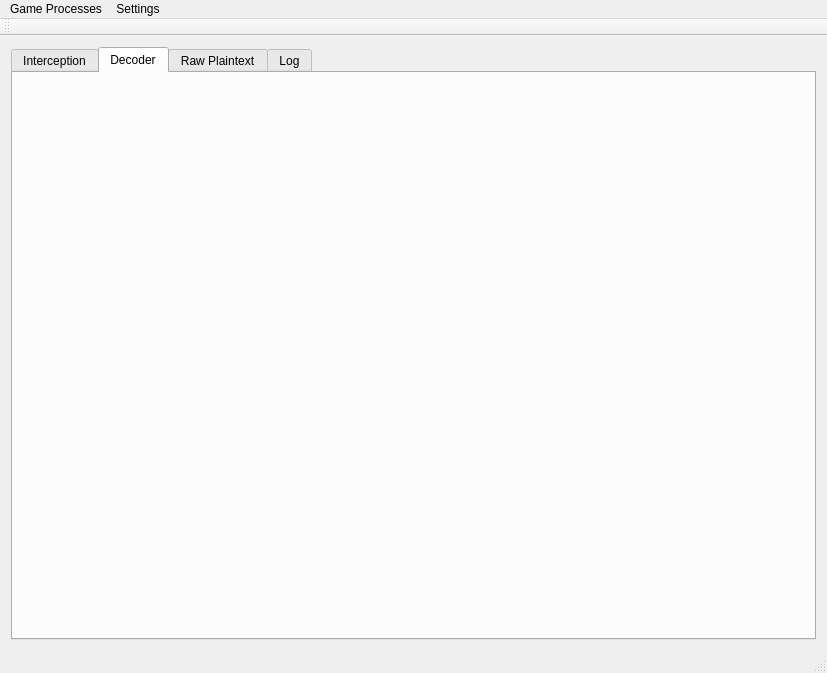
Before: the Qt Designer form exileSniffer/exileSniffer.ui in ncatlin/exileSniffer, drawn with Qt 5.
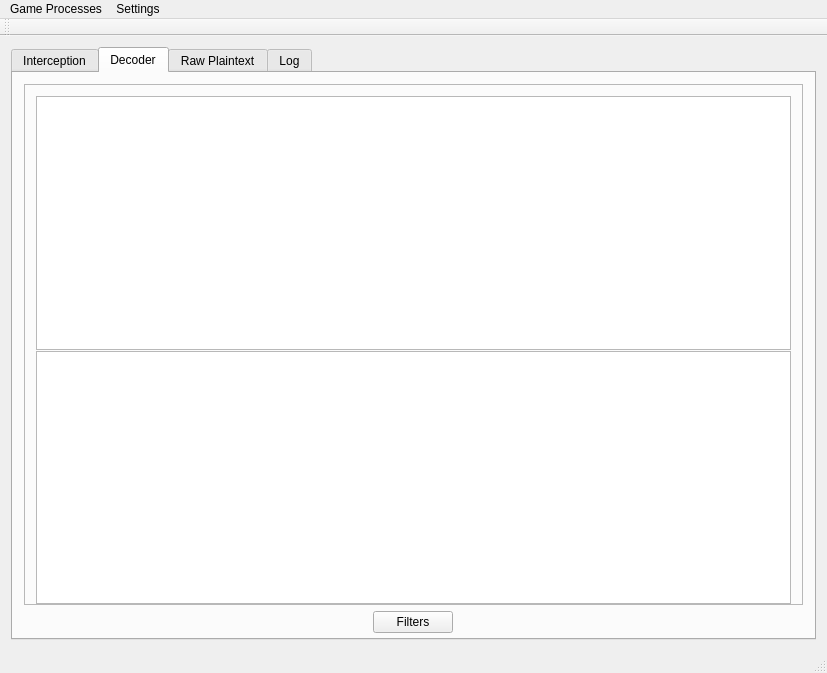
After: the same form once the commit is applied. The open tabs and pages were chosen to show the change.

```diff
--- a/exileSniffer/exileSniffer.ui
+++ b/exileSniffer/exileSniffer.ui
@@ -124,6 +124,55 @@
        <attribute name="title">
         <string>Decoder</string>
        </attribute>
+       <layout class="QGridLayout" name="gridLayout_3">
+        <property name="bottomMargin">
+         <number>5</number>
+        </property>
+        <property name="spacing">
+         <number>6</number>
+        </property>
+        <item row="0" column="0">
+         <widget class="QFrame" name="decodeDisplayFrame">
+          <property name="frameShape">
+           <enum>QFrame::StyledPanel</enum>
+          </property>
+          <property name="frameShadow">
+           <enum>QFrame::Raised</enum>
+          </property>
+          <layout class="QVBoxLayout" name="verticalLayout_3" stretch="0,0">
+           <property name="spacing">
+            <number>1</number>
+           </property>
+           <property name="bottomMargin">
+            <number>0</number>
+           </property>
+           <item>
+            <widget class="QListWidget" name="decodedList"/>
+           </item>
+           <item>
+            <widget class="QPlainTextEdit" name="decodedText"/>
+           </item>
+          </layout>
+         </widget>
+        </item>
+        <item row="1" column="0">
+         <layout class="QHBoxLayout" name="horizontalLayout_4">
+          <item>
+           <widget class="QPushButton" name="decodedFiltersBtn">
+            <property name="maximumSize">
+             <size>
+              <width>80</width>
+              <height>16777215</height>
+             </size>
+            </property>
+            <property name="text">
+             <string>Filters</string>
+            </property>
+           </widget>
+          </item>
+         </layout>
+        </item>
+       </layout>
       </widget>
       <widget class="QWidget" name="rawDecryptTab">
        <attribute name="title">
```
Left out of the diff: 2 changed lines with no effect on the pictures.
